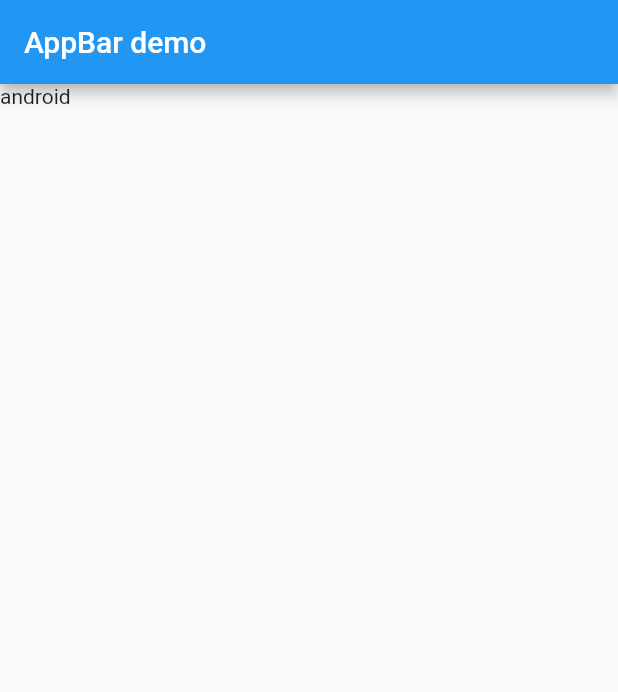
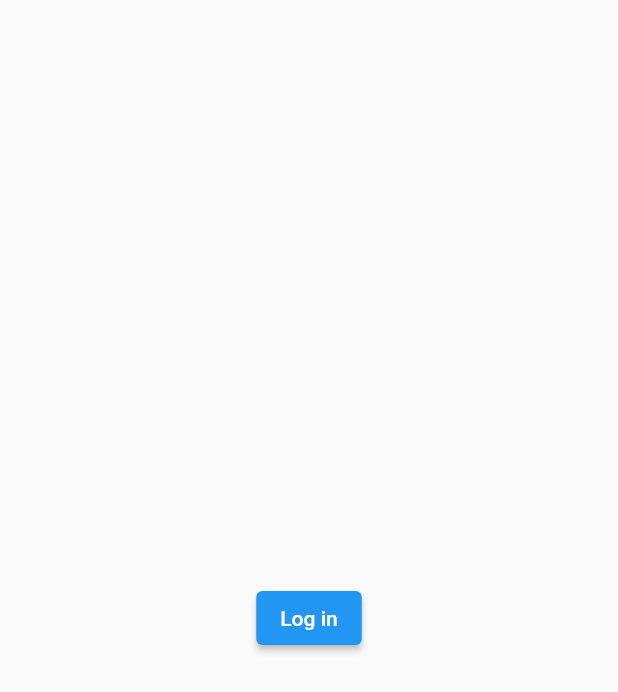
Before and after one commit to yegobox/flipper-core, a Flutter app: the screen it shows after launch, on a phone screen of 412 x 824 dp. Shown: the top 692 px of the screen. Run offline on Flutter 3.47's test engine with Material 2 defaults, Android fonts, the phone set to English and light mode, and no system bars; our stand-ins replace get_it, injectable.

Commit message:
flipper-flow with API mocking

```diff
--- a/packages/flipper_login/lib/login_view.dart
+++ b/packages/flipper_login/lib/login_view.dart
@@ -1,7 +1,7 @@
 library flipper_login;
 
 import 'package:flutter/material.dart';
-import 'package:universal_platform/universal_platform.dart';
+import 'package:flipper/proxy.dart';
 
 class LoginView extends StatefulWidget {
   const LoginView({Key? key}) : super(key: key);
@@ -13,33 +13,19 @@ class LoginView extends StatefulWidget {
 class LoginViewState extends State<LoginView> {
   @override
   Widget build(BuildContext context) {
-    if (UniversalPlatform.isWeb) {
-      return Scaffold(
-          appBar: AppBar(
-            title: Text('AppBar demo'),
+    return Scaffold(
+      body: SafeArea(
+        child: Center(
+          child: ElevatedButton(
+            onPressed: () {
+              ProxyService.api.login();
+            },
+            child: Text('Log in'),
           ),
-          body: Text('web'));
-    } else if (UniversalPlatform.isWindows ||
-        UniversalPlatform.isLinux ||
-        UniversalPlatform.isMacOS) {
-      return Scaffold(
-          appBar: AppBar(
-            title: Text('AppBar demo'),
-          ),
-          body: Text('Desktop'));
-    } else if (UniversalPlatform.isIOS) {
-      return Scaffold(
-          appBar: AppBar(
-            title: Text('AppBar demo'),
-          ),
-          body: Text('Ios'));
-    } else if (UniversalPlatform.isAndroid) {
-      return Scaffold(
-          appBar: AppBar(
-            title: Text('AppBar demo'),
-          ),
-          body: Text('android'));
-    }
-    return Scaffold(body: SizedBox.shrink()); //nothing to be returned.
+        ),
+      ),
+    ); //nothing to be returned.
   }
+
+  void onPressed() {}
 }
--- a/packages/flipper_services/lib/abstractions/api.dart
+++ b/packages/flipper_services/lib/abstractions/api.dart
@@ -3,4 +3,5 @@ abstract class Api {
 
   // ignore: always_specify_types
   Future? payroll();
+  Future<String> login();
 }
--- a/packages/flipper_services/lib/proxy.dart
+++ /dev/null
@@ -1 +0,0 @@
-abstract class ProxyService {}
--- a/pubspec.yaml
+++ b/pubspec.yaml
@@ -37,6 +37,9 @@ dependencies:
   injectable: ^1.2.0
   http: ^0.13.0
   get_it: ^6.0.0
+  flipper_services:
+    path:
+      'packages/flipper_services'
 
 dev_dependencies:
   flutter_test:
```
Also changed, not shown: packages/flipper_login/pubspec.yaml (+7 -0 lines), packages/flipper_services/lib/api/fake_api.dart (+7 -0 lines), packages/flipper_services/lib/api/http_api.dart (+7 -0 lines), packages/flipper_services/lib/third_party_services_module.dart (deleted, +0 -32 lines), lib/locator.config.dart, packages/flipper_login/pubspec.lock, pubspec.lock.
